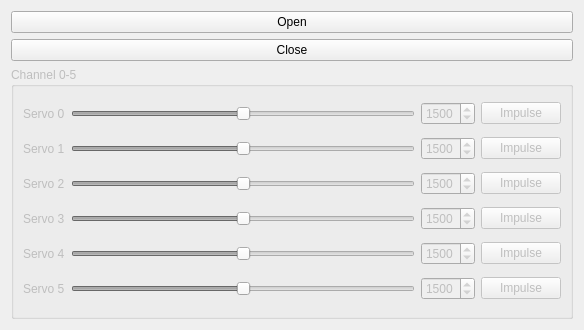
This is pololu_controller_widget.ui in SilvioGiancola/OdroidXU4 as Qt 5 draws it before an edit. The edited form follows.
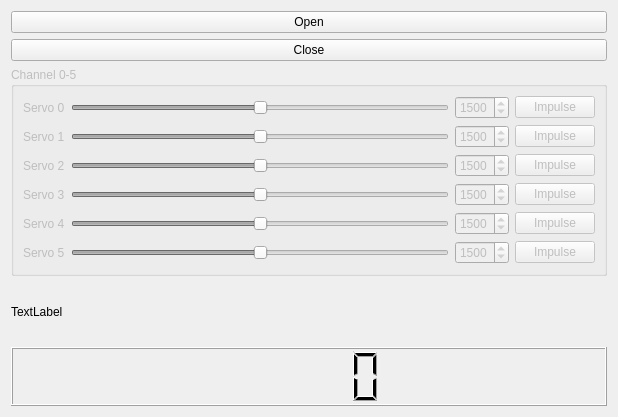
This is the edited form.

```diff
--- a/pololu_controller_widget.ui
+++ b/pololu_controller_widget.ui
@@ -6,8 +6,8 @@
    <rect>
     <x>0</x>
     <y>0</y>
-    <width>584</width>
-    <height>330</height>
+    <width>618</width>
+    <height>417</height>
    </rect>
   </property>
   <property name="windowTitle">
@@ -316,6 +316,16 @@
      </layout>
     </widget>
    </item>
+   <item row="4" column="0">
+    <widget class="QLCDNumber" name="lcdNumber_timer"/>
+   </item>
+   <item row="3" column="0">
+    <widget class="QLabel" name="label_timer">
+     <property name="text">
+      <string>TextLabel</string>
+     </property>
+    </widget>
+   </item>
   </layout>
  </widget>
  <resources/>
```
